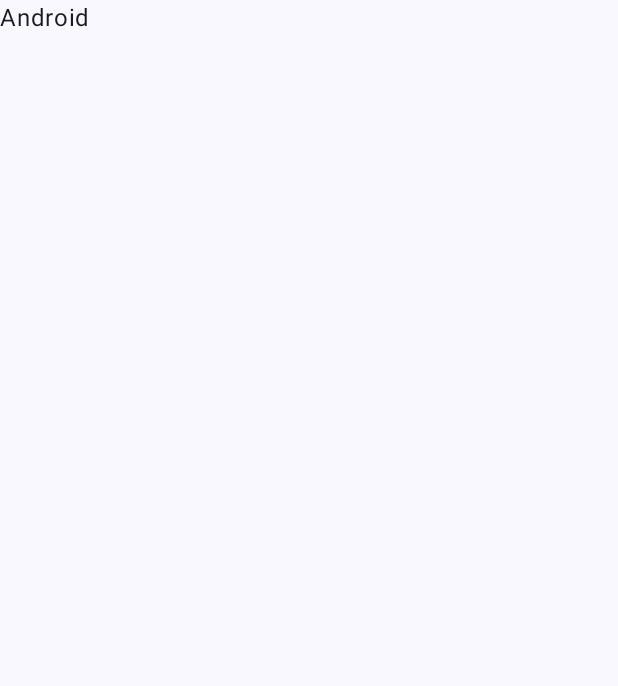
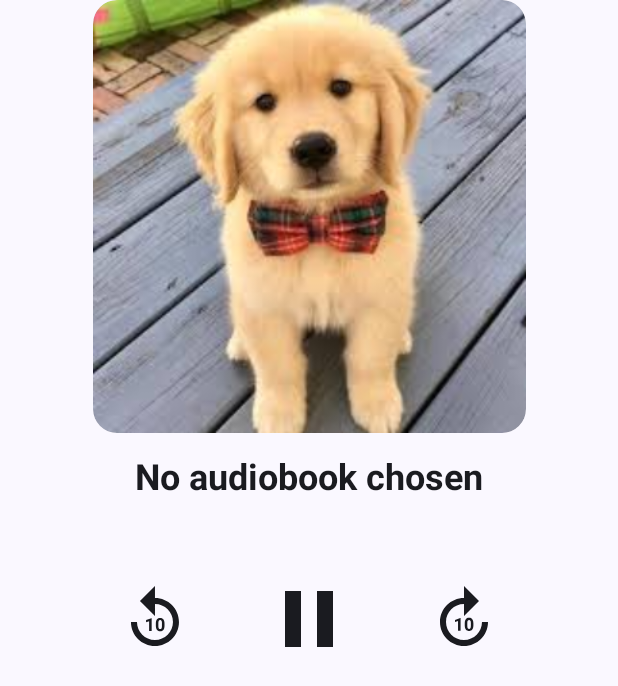
Before and after one commit to szymonwelna/AudiobookPlayer, an Android app built with Jetpack Compose: the screen it shows after launch (MainActivity), on a phone screen of 412 x 824 dp. Before the commit the part shown is almost empty. Shown: the top 686 px of the screen. Run offline under Robolectric (Android 15) with nearby library versions, the phone set to English and light mode, and no system bars.

Commit message:
refactor(ui): Changed MainActivity to display Player instead of placeholder fix(ui): added Modifier as a parameter in Player function in PlayerView.kt

```diff
--- a/app/src/main/java/com/szymon/audiobookplayer/MainActivity.kt
+++ b/app/src/main/java/com/szymon/audiobookplayer/MainActivity.kt
@@ -7,11 +7,9 @@ import androidx.activity.enableEdgeToEdge
 import androidx.compose.foundation.layout.fillMaxSize
 import androidx.compose.foundation.layout.padding
 import androidx.compose.material3.Scaffold
-import androidx.compose.material3.Text
-import androidx.compose.runtime.Composable
 import androidx.compose.ui.Modifier
-import androidx.compose.ui.tooling.preview.Preview
 import com.szymon.audiobookplayer.ui.theme.AudiobookPlayerTheme
+import com.szymon.audiobookplayer.views.Player
 
 class MainActivity : ComponentActivity() {
     override fun onCreate(savedInstanceState: Bundle?) {
@@ -20,23 +18,9 @@ class MainActivity : ComponentActivity() {
         setContent {
             AudiobookPlayerTheme {
                 Scaffold(modifier = Modifier.fillMaxSize()) { innerPadding ->
-                    PlaceHolderScreen(
-                        text = "Android",
-                        modifier = Modifier.padding(innerPadding)
-                    )
+                    Player(modifier = Modifier.padding(innerPadding))
                 }
             }
         }
     }
 }
-
-@Composable
-fun PlaceHolderScreen(text: String = "Lorem Ipsum", modifier: Modifier = Modifier) {
-    Text(text)
-}
-
-@Composable
-@Preview
-fun PlaceHolderScreenPreview() {
-    PlaceHolderScreen()
-}
--- a/app/src/main/java/com/szymon/audiobookplayer/views/PlayerView.kt
+++ b/app/src/main/java/com/szymon/audiobookplayer/views/PlayerView.kt
@@ -15,7 +15,7 @@ import androidx.compose.ui.tooling.preview.Preview
  */
 
 @Composable
-fun Player() {
+fun Player(modifier: Modifier = Modifier) {
     /*TODO: Implement player view, adjust layout of components and add functionality */
     Column(
          horizontalAlignment = Alignment.CenterHorizontally
```
